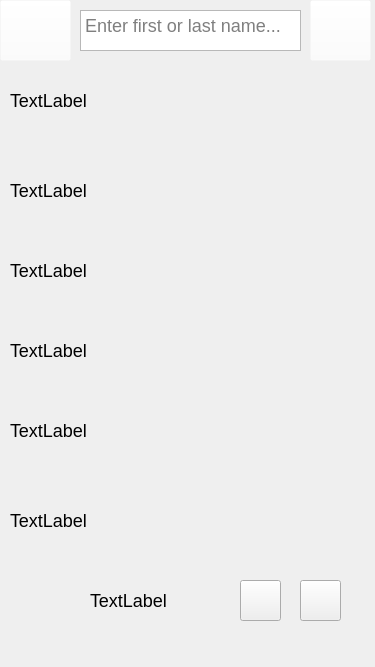
Before: the Qt Designer form 0806_mCR_login/adminsearchusers.ui in csidon/MyCovidApp, drawn with Qt 5.
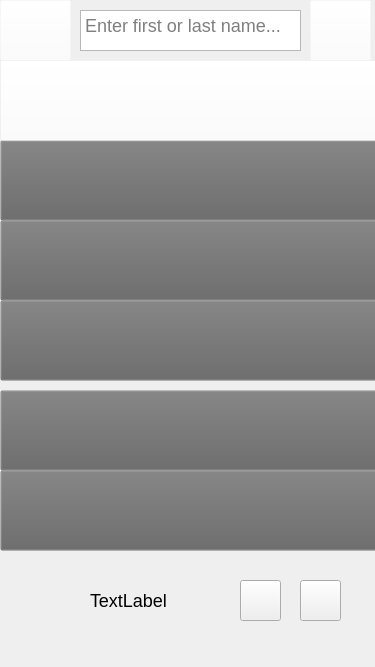
After: the same form once the commit is applied. Icons and pictures are not drawn.

```diff
--- a/0806_mCR_login/adminsearchusers.ui
+++ b/0806_mCR_login/adminsearchusers.ui
@@ -263,6 +263,108 @@
       <string>TextLabel</string>
      </property>
     </widget>
+    <widget class="QPushButton" name="btn_user_2">
+     <property name="geometry">
+      <rect>
+       <x>0</x>
+       <y>140</y>
+       <width>381</width>
+       <height>81</height>
+      </rect>
+     </property>
+     <property name="styleSheet">
+      <string notr="true">background-color:  rgba(100,100,100,0);
+</string>
+     </property>
+     <property name="text">
+      <string/>
+     </property>
+    </widget>
+    <widget class="QPushButton" name="btn_user_1">
+     <property name="geometry">
+      <rect>
+       <x>0</x>
+       <y>60</y>
+       <width>381</width>
+       <height>81</height>
+      </rect>
+     </property>
+     <property name="styleSheet">
+      <string notr="true">background-color:  rgba(255,255,255,0.1);
+</string>
+     </property>
+     <property name="text">
+      <string/>
+     </property>
+    </widget>
+    <widget class="QPushButton" name="btn_user_6">
+     <property name="geometry">
+      <rect>
+       <x>0</x>
+       <y>470</y>
+       <width>381</width>
+       <height>81</height>
+      </rect>
+     </property>
+     <property name="styleSheet">
+      <string notr="true">background-color:  rgba(100,100,100,0);
+</string>
+     </property>
+     <property name="text">
+      <string/>
+     </property>
+    </widget>
+    <widget class="QPushButton" name="btn_user_4">
+     <property name="geometry">
+      <rect>
+       <x>0</x>
+       <y>300</y>
+       <width>381</width>
+       <height>81</height>
+      </rect>
+     </property>
+     <property name="styleSheet">
+      <string notr="true">background-color:  rgba(100,100,100,0);
+</string>
+     </property>
+     <property name="text">
+      <string/>
+     </property>
+    </widget>
+    <widget class="QPushButton" name="btn_user_3">
+     <property name="geometry">
+      <rect>
+       <x>0</x>
+       <y>220</y>
+       <width>381</width>
+       <height>81</height>
+      </rect>
+     </property>
+     <property name="styleSheet">
+      <string notr="true">background-color:  rgba(100,100,100,0);
+</string>
+     </property>
+     <property name="text">
+      <string/>
+     </property>
+    </widget>
+    <widget class="QPushButton" name="btn_user_5">
+     <property name="geometry">
+      <rect>
+       <x>0</x>
+       <y>390</y>
+       <width>381</width>
+       <height>81</height>
+      </rect>
+     </property>
+     <property name="styleSheet">
+      <string notr="true">background-color:  rgba(100,100,100,0);
+</string>
+     </property>
+     <property name="text">
+      <string/>
+     </property>
+    </widget>
     <zorder>lbl_stripedBackground</zorder>
     <zorder>btn_pageLeft</zorder>
     <zorder>lbl_topBar</zorder>
@@ -277,6 +379,12 @@
     <zorder>lbl_foundName_4</zorder>
     <zorder>lbl_foundName_5</zorder>
     <zorder>lbl_foundName_6</zorder>
+    <zorder>btn_user_2</zorder>
+    <zorder>btn_user_3</zorder>
+    <zorder>btn_user_1</zorder>
+    <zorder>btn_user_4</zorder>
+    <zorder>btn_user_5</zorder>
+    <zorder>btn_user_6</zorder>
    </widget>
    <widget class="QWidget" name="page_2"/>
   </widget>
```
